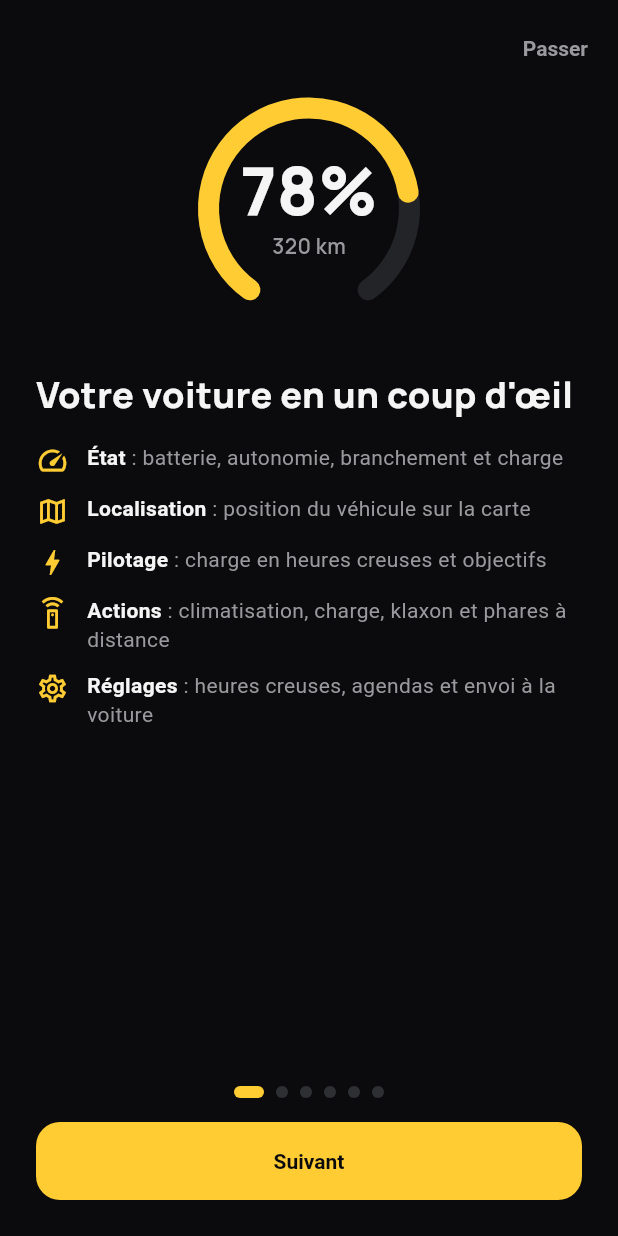
After one commit to UlricGenievre/myauto-pilot, a Flutter app: the screen it shows after launch, after a tap on an icon or button, on a phone screen of 412 x 824 dp. The commit adds this screen. Run offline on Flutter 3.47's test engine with Material 3 defaults, Android fonts, the phone set to English and light mode, and no system bars; our stand-ins replace dio, flutter_local_notifications, flutter_map, flutter_riverpod, flutter_secure_storage, latlong2 and 2 more; missing offline and left inert: android_alarm_manager_plus; network calls fail.

Commit message:
Tutoriel au premier lancement, version 0.2.2
Apres l'avertissement, un tutoriel en 6 pages presente les onglets, les
heures creuses, les objectifs "prete a", le mode securise, et permet de
donner les autorisations Android (notifications, alarmes et rappels).
Affiche seulement aux nouvelles installations (indicateur ecrit a
l'acceptation de l'avertissement), a revoir depuis A propos.

Co-Authored-By: Claude Opus 5.5 <noreply@anthropic.com>

```diff
--- a/lib/app.dart
+++ b/lib/app.dart
@@ -4,6 +4,7 @@ import 'package:flutter_riverpod/flutter_riverpod.dart';
 
 import 'core/theme/app_theme.dart';
 import 'features/about/disclaimer.dart';
+import 'features/about/tutorial_screen.dart';
 import 'features/auth/auth_controller.dart';
 import 'features/auth/login_screen.dart';
 import 'home_screen.dart';
@@ -15,6 +16,7 @@ class MyAutoPilotApp extends ConsumerWidget {
   Widget build(BuildContext context, WidgetRef ref) {
     final authState = ref.watch(authControllerProvider);
     final disclaimerAccepted = ref.watch(disclaimerAcceptedProvider);
+    final tutorialPending = ref.watch(tutorialPendingProvider);
 
     return MaterialApp(
       title: 'MyAuto Pilot',
@@ -34,10 +36,20 @@ class MyAutoPilotApp extends ConsumerWidget {
       // affiche, avec son propre indicateur de chargement sur le bouton.
       home: switch (disclaimerAccepted) {
         AsyncData(value: false) => const DisclaimerScreen(),
-        AsyncData() => switch (authState) {
-            AuthAuthenticated() || AuthDemo() => const HomeScreen(),
-            AuthInitial() => const _SplashScreen(),
-            AuthLoading() || AuthUnauthenticated() => const LoginScreen(),
+        // Tutoriel illisible (erreur de stockage) : on ne bloque pas l'app.
+        AsyncData() => switch (tutorialPending) {
+            AsyncData(value: true) => TutorialScreen(
+                onFinished: () async {
+                  await ref.read(appPrefsProvider).finishTutorial();
+                  ref.invalidate(tutorialPendingProvider);
+                },
+              ),
+            AsyncLoading() => const _SplashScreen(),
+            _ => switch (authState) {
+                AuthAuthenticated() || AuthDemo() => const HomeScreen(),
+                AuthInitial() => const _SplashScreen(),
+                AuthLoading() || AuthUnauthenticated() => const LoginScreen(),
+              },
           },
         _ => const _SplashScreen(),
       },
--- a/lib/core/storage/app_prefs.dart
+++ b/lib/core/storage/app_prefs.dart
@@ -8,8 +8,20 @@ class AppPrefs {
   final FlutterSecureStorage _storage;
 
   static const _disclaimerKey = 'disclaimer_accepted';
+  static const _tutorialKey = 'tutorial_pending';
 
   Future<bool> get disclaimerAccepted async => await _storage.read(key: _disclaimerKey) == 'true';
 
-  Future<void> acceptDisclaimer() => _storage.write(key: _disclaimerKey, value: 'true');
+  /// Accepter l'avertissement programme le tutoriel : seul un nouveau
+  /// premier lancement le voit, pas les installations ou l'avertissement
+  /// etait deja accepte.
+  Future<void> acceptDisclaimer() async {
+    await _storage.write(key: _tutorialKey, value: 'true');
+    await _storage.write(key: _disclaimerKey, value: 'true');
+  }
+
+  /// Tutoriel a afficher (reste vrai si l'app est fermee pendant le tutoriel).
+  Future<bool> get tutorialPending async => await _storage.read(key: _tutorialKey) == 'true';
+
+  Future<void> finishTutorial() => _storage.delete(key: _tutorialKey);
 }
--- a/lib/features/about/disclaimer.dart
+++ b/lib/features/about/disclaimer.dart
@@ -8,6 +8,9 @@ final appPrefsProvider = Provider<AppPrefs>((ref) => AppPrefs());
 
 /// Avertissement accepte (affiche au premier lancement, avant la connexion).
 final disclaimerAcceptedProvider = FutureProvider<bool>((ref) => ref.read(appPrefsProvider).disclaimerAccepted);
+
+/// Tutoriel a afficher apres l'avertissement (premier lancement uniquement).
+final tutorialPendingProvider = FutureProvider<bool>((ref) => ref.read(appPrefsProvider).tutorialPending);
 
 /// Points de l'avertissement, repris dans "A propos".
 const disclaimerPoints = [
@@ -69,6 +72,7 @@ class DisclaimerScreen extends ConsumerWidget {
             FilledButton(
               onPressed: () async {
                 await ref.read(appPrefsProvider).acceptDisclaimer();
+                ref.invalidate(tutorialPendingProvider);
                 ref.invalidate(disclaimerAcceptedProvider);
               },
               child: const Text('J\'ai compris'),
--- /dev/null
+++ b/lib/features/about/tutorial_screen.dart
@@ -0,0 +1,521 @@
+import 'package:flutter/material.dart';
+import 'package:flutter_riverpod/flutter_riverpod.dart';
+
+import '../../background/pilot_runtime.dart';
+import '../../core/theme/app_theme.dart';
+import '../../core/widgets/battery_gauge.dart';
+import '../../core/widgets/dashboard_card.dart';
+import '../../core/widgets/status_pill.dart';
+import '../charge_plan/charge_plan_pickers.dart';
+import '../charge_plan/charge_plan_providers.dart';
+
+/// Tutoriel en quelques pages : affiche apres l'avertissement au premier
+/// lancement (avant la connexion, donc sans donnees du vehicule : les
+/// illustrations reprennent les widgets de l'app avec des valeurs fictives),
+/// et a revoir depuis "A propos".
+class TutorialScreen extends StatefulWidget {
+  const TutorialScreen({super.key, required this.onFinished});
+
+  /// Appele par "Passer" comme par le bouton de la derniere page.
+  final VoidCallback onFinished;
+
+  @override
+  State<TutorialScreen> createState() => _TutorialScreenState();
+}
+
+class _TutorialScreenState extends State<TutorialScreen> {
+  final _controller = PageController();
+  int _page = 0;
+
+  static const _pages = [
+    _TutorialPage(
+      illustration: BatteryGauge(level: 78, rangeKm: 320, size: 150),
+      title: 'Votre voiture en un coup d\'œil',
+      details: _TabList(),
+    ),
+    _TutorialPage(
+      illustration: _OffPeakIllustration(),
+      title: 'Vos vraies heures creuses',
+      body: 'Le système embarqué de la voiture ne retient qu\'une seule plage de charge, identique tous les jours. '
+          'Saisissez vos heures creuses jour par jour : avant chaque plage, MyAuto Pilot envoie à la voiture celle '
+          'qui convient.',
+    ),
+    _TutorialPage(
+      illustration: _TargetIllustration(),
+      title: 'Prête à l\'heure du départ',
+      body: 'Fixez des objectifs « prête à 80 % de charge à 7 h 30 » : agendas récurrents (« Habituel », '
+          '« Vacances »…) ou objectif exceptionnel.\nSi une plage ne suffit pas, elle est élargie juste ce qu\'il '
+          'faut pour atteindre l\'objectif de charge. L\'habitacle peut en outre être préconditionné pour le départ.',
+    ),
+    _TutorialPage(
+      illustration: _SafeModeIllustration(),
+      title: 'Rien n\'est envoyé sans vous',
+      body: 'Le mode sécurisé, activé par défaut, vous propose chaque envoi par notification et ne le fait '
+          'qu\'après votre confirmation.\nVous êtes satisfait des envois et du fonctionnement ? Désactivez le mode '
+          'sécurisé dans l\'onglet Pilotage : tout se fera en arrière-plan, sans confirmation à donner, et vous '
+          'serez simplement informé du résultat des envois.',
+    ),
+    _TutorialPage(
+      illustration: _PermissionsIllustration(),
+      title: 'Deux autorisations',
+      body: 'Elles permettent au pilotage de fonctionner même application fermée. Vous pourrez aussi les donner '
+          'plus tard, en activant le pilotage automatique.',
+    ),
+    _TutorialPage(
+      illustration: _StepsIllustration(),
+      title: 'Pour commencer',
+      body: 'Pas encore prêt ? Le mode démonstration, sur l\'écran de connexion, fait tout découvrir avec un '
+          'véhicule fictif, sans rien envoyer.',
+    ),
+  ];
+
+  bool get _isLast => _page == _pages.length - 1;
+
+  @override
+  void dispose() {
+    _controller.dispose();
+    super.dispose();
+  }
+
+  @override
+  Widget build(BuildContext context) {
+    return Scaffold(
+      body: SafeArea(
+        child: Column(
+          children: [
+            Align(
+              alignment: Alignment.centerRight,
+              child: Padding(
+                padding: const EdgeInsets.fromLTRB(8, 8, 8, 0),
+                child: Visibility(
+                  visible: !_isLast,
+                  maintainSize: true,
+                  maintainAnimation: true,
+                  maintainState: true,
+                  child: TextButton(onPressed: widget.onFinished, child: const Text('Passer')),
+                ),
+              ),
+            ),
+            Expanded(
+              child: PageView(
+                controller: _controller,
+                onPageChanged: (page) => setState(() => _page = page),
+                children: _pages,
+              ),
+            ),
+            _PageDots(count: _pages.length, current: _page),
+            Padding(
+              padding: const EdgeInsets.fromLTRB(24, 16, 24, 24),
+              child: SizedBox(
+                width: double.infinity,
+                child: FilledButton(
+                  onPressed: _isLast
+                      ? widget.onFinished
+                      : () => _controller.nextPage(duration: const Duration(milliseconds: 300), curve: Curves.easeOut),
+                  child: Text(_isLast ? 'Commencer' : 'Suivant'),
+                ),
+              ),
+            ),
+          ],
+        ),
+      ),
+    );
+  }
+}
+
+class _TutorialPage extends StatelessWidget {
+  const _TutorialPage({required this.illustration, required this.title, this.body, this.details});
+
+  final Widget illustration;
+  final String title;
+  final String? body;
+
+  /// Contenu sous le titre a la place (ou a la suite) du texte.
+  final Widget? details;
+
+  @override
+  Widget build(BuildContext context) {
+    return SingleChildScrollView(
+      padding: const EdgeInsets.fromLTRB(24, 8, 24, 16),
+      child: Column(
+        crossAxisAlignment: CrossAxisAlignment.start,
+        children: [
+          SizedBox(width: double.infinity, child: illustration),
+          const SizedBox(height: 32),
+          Text(title, style: const TextStyle(fontSize: 24, fontWeight: FontWeight.w800)),
+          if (body != null) ...[
+            const SizedBox(height: 12),
+            Text(body!, style: const TextStyle(color: AppColors.textSecondary, height: 1.4)),
+          ],
+          if (details != null) ...[
+            const SizedBox(height: 16),
+            details!,
+          ],
+        ],
+      ),
+    );
+  }
+}
+
+class _PageDots extends StatelessWidget {
+  const _PageDots({required this.count, required this.current});
+
+  final int count;
+  final int current;
+
+  @override
+  Widget build(BuildContext context) {
+    return Row(
+      mainAxisAlignment: MainAxisAlignment.center,
+      children: [
+        for (var i = 0; i < count; i++)
+          AnimatedContainer(
+            duration: const Duration(milliseconds: 200),
+            margin: const EdgeInsets.symmetric(horizontal: 4),
+            width: i == current ? 20 : 8,
+            height: 8,
+            decoration: BoxDecoration(
+              color: i == current ? AppColors.accent : AppColors.border,
+              borderRadius: BorderRadius.circular(4),
+            ),
+          ),
+      ],
+    );
+  }
+}
+
+// --- Illustrations (valeurs fictives) ----------------------------------------
+
+/// Contenu des onglets, avec les icones de la barre de navigation (et la
+/// roue dentee des reglages) en guise de puces.
+class _TabList extends StatelessWidget {
+  const _TabList();
+
+  static const _tabs = [
+    (Icons.speed_outlined, 'État', 'batterie, autonomie, branchement et charge'),
+    (Icons.map_outlined, 'Localisation', 'position du véhicule sur la carte'),
+    (Icons.bolt_outlined, 'Pilotage', 'charge en heures creuses et objectifs'),
+    (Icons.settings_remote_outlined, 'Actions', 'climatisation, charge, klaxon et phares à distance'),
+    (Icons.settings_outlined, 'Réglages', 'heures creuses, agendas et envoi à la voiture'),
+  ];
+
+  @override
+  Widget build(BuildContext context) {
+    return Column(
+      children: [
+        for (final (icon, name, content) in _tabs)
+          Padding(
+            padding: const EdgeInsets.only(bottom: 12),
+            child: Row(
+              crossAxisAlignment: CrossAxisAlignment.start,
+              children: [
+                Icon(icon, size: 22, color: AppColors.accent),
+                const SizedBox(width: 12),
+                Expanded(
+                  child: Text.rich(
+                    TextSpan(
+                      children: [
+                        TextSpan(text: name, style: const TextStyle(fontWeight: FontWeight.w700)),
+                        TextSpan(text: ' : $content', style: const TextStyle(color: AppColors.textSecondary)),
+                      ],
+                    ),
+                    style: const TextStyle(height: 1.35),
+                  ),
+                ),
+              ],
+            ),
+          ),
+      ],
+    );
+  }
+}
+
+/// Contrat heures creuses courant : deux plages en semaine, week-end
+/// entierement en heures creuses.
+class _OffPeakIllustration extends StatelessWidget {
+  const _OffPeakIllustration();
+
+  static const _days = [
+    ('Lundi à vendredi', '2 h – 7 h et 13 h – 16 h', [(2, 7), (13, 16)]),
+    ('Samedi et dimanche', 'toute la journée', [(0, 24)]),
+  ];
+
+  @override
+  Widget build(BuildContext context) {
+    return DashboardCard(
+      title: 'Heures creuses',
+      icon: Icons.schedule_rounded,
+      child: Column(
+        crossAxisAlignment: CrossAxisAlignment.start,
+        children: [
+          for (final (days, hours, ranges) in _days)
+            Padding(
+              padding: const EdgeInsets.only(bottom: 16),
+              child: Column(
+                crossAxisAlignment: CrossAxisAlignment.start,
+                children: [
+                  Row(
+                    children: [
+                      Text(days, style: const TextStyle(fontWeight: FontWeight.w700)),
+                      const Spacer(),
+                      Text(hours, style: hintStyle),
+                    ],
+                  ),
+                  const SizedBox(height: 8),
+                  _DayBar(ranges: ranges),
+                ],
+              ),
+            ),
+          const Row(
+            children: [
+              Text('0 h', style: hintStyle),
+              Spacer(),
+              Text('12 h', style: hintStyle),
+              Spacer(),
+              Text('24 h', style: hintStyle),
+            ],
+          ),
+        ],
+      ),
+    );
+  }
+}
+
+class _DayBar extends StatelessWidget {
+  const _DayBar({required this.ranges});
+
+  /// Plages (heure de debut, heure de fin), triees et disjointes.
+  final List<(int, int)> ranges;
+
+  @override
+  Widget build(BuildContext context) {
+    final segments = <Widget>[];
+    var hour = 0;
+    for (final (start, end) in ranges) {
+      if (start > hour) segments.add(Expanded(flex: start - hour, child: const SizedBox()));
+      segments.add(Expanded(flex: end - start, child: Container(color: AppColors.accent)));
+      hour = end;
+    }
+    if (hour < 24) segments.add(Expanded(flex: 24 - hour, child: const SizedBox()));
+    return ClipRRect(
+      borderRadius: BorderRadius.circular(6),
+      child: Container(height: 14, color: AppColors.surfaceHigh, child: Row(children: segments)),
+    );
+  }
+}
+
+class _TargetIllustration extends StatelessWidget {
+  const _TargetIllustration();
+
+  @override
+  Widget build(BuildContext context) {
+    return const DashboardCard(
+      title: 'Agenda « Habituel »',
+      icon: Icons.flag_outlined,
+      child: Row(
+        crossAxisAlignment: CrossAxisAlignment.end,
+        children: [
+          Text('80 %', style: TextStyle(fontSize: 40, fontWeight: FontWeight.w800, height: 1)),
+          SizedBox(width: 12),
+          Expanded(
+            child: Column(
+              crossAxisAlignment: CrossAxisAlignment.start,
+              children: [
+                StatusPill(isActive: true, activeLabel: 'Habitacle climatisé'),
+                SizedBox(height: 6),
+                Text('Lundi, prête à 7:30', style: TextStyle(fontWeight: FontWeight.w700)),
+              ],
+            ),
+          ),
+        ],
+      ),
+    );
+  }
+}
+
+/// Notification de confirmation telle que le mode securise l'affiche.
+class _SafeModeIllustration extends StatelessWidget {
+  const _SafeModeIllustration();
+
+  @override
+  Widget build(BuildContext context) {
+    return Container(
+      padding: const EdgeInsets.all(16),
+      decoration: BoxDecoration(
+        color: AppColors.surfaceHigh,
+        borderRadius: BorderRadius.circular(20),
+        border: Border.all(color: AppColors.border),
+      ),
+      child: const Column(
+        crossAxisAlignment: CrossAxisAlignment.start,
+        children: [
+          Row(
+            children: [
+              Icon(Icons.bolt_rounded, size: 18, color: AppColors.accent),
+              SizedBox(width: 6),
+              Text('MyAuto Pilot', style: hintStyle),
+            ],
+          ),
+          SizedBox(height: 8),
+          Text('Plage à confirmer', style: TextStyle(fontWeight: FontWeight.w700)),
+          SizedBox(height: 2),
+          Text('Envoyer la plage 22:00 – 6:00 à la voiture ?', style: TextStyle(color: AppColors.textSecondary)),
+          SizedBox(height: 12),
+          Row(
+            children: [
+              Text('ENVOYER', style: TextStyle(color: AppColors.accent, fontWeight: FontWeight.w700)),
+              SizedBox(width: 24),
+              Text('IGNORER', style: TextStyle(color: AppColors.textSecondary, fontWeight: FontWeight.w700)),
+            ],
+          ),
+        ],
+      ),
+    );
+  }
+}
+
+/// Autorisations Android du pilotage, a donner depuis le tutoriel. Etat
+/// reverifie au retour dans l'app (reglage Android ouvert entre-temps).
+class _PermissionsIllustration extends ConsumerStatefulWidget {
+  const _PermissionsIllustration();
+
+  @override
+  ConsumerState<_PermissionsIllustration> createState() => _PermissionsIllustrationState();
+}
+
+class _PermissionsIllustrationState extends ConsumerState<_PermissionsIllustration> {
+  late final AppLifecycleListener _lifecycle;
+
+  @override
+  void initState() {
+    super.initState();
+    _lifecycle = AppLifecycleListener(onResume: _recheck);
+  }
+
+  @override
+  void dispose() {
+    _lifecycle.dispose();
+    super.dispose();
+  }
+
+  void _recheck() {
+    ref.invalidate(notificationsAllowedProvider);
+    ref.invalidate(exactAlarmsAllowedProvider);
+  }
+
+  @override
+  Widget build(BuildContext context) {
+    if (!pilotSupported) {
+      return const DashboardCard(
+        child: Text('Autorisations à donner sur le téléphone Android.', style: hintStyle),
+      );
+    }
+    return DashboardCard(
+      child: Column(
+        children: [
+          _PermissionRow(
+            icon: Icons.notifications_outlined,
+            title: 'Notifications',
+            description: 'Pour vous proposer chaque envoi et vous en donner le résultat.',
+            allowed: ref.watch(notificationsAllowedProvider).valueOrNull,
+            onRequest: () async {
+              await requestNotifications();
+              _recheck();
+            },
+          ),
+          const Divider(height: 24),
+          _PermissionRow(
+            icon: Icons.alarm_rounded,
+            title: 'Alarmes et rappels',
+            description: 'Pour envoyer chaque plage à l\'heure prévue, même téléphone en veille.',
+            allowed: ref.watch(exactAlarmsAllowedProvider).valueOrNull,
+            onRequest: () async {
+              await requestExactAlarms();
+              _recheck();
+            },
+          ),
+        ],
+      ),
+    );
+  }
+}
+
+class _PermissionRow extends StatelessWidget {
+  const _PermissionRow({
+    required this.icon,
+    required this.title,
+    required this.description,
+    required this.allowed,
+    required this.onRequest,
+  });
+
+  final IconData icon;
+  final String title;
+  final String description;
+
+  /// null tant que l'etat n'est pas connu.
+  final bool? allowed;
+  final VoidCallback onRequest;
+
+  @override
+  Widget build(BuildContext context) {
+    return Row(
+      children: [
+        Icon(icon, color: AppColors.textSecondary),
+        const SizedBox(width: 12),
+        Expanded(
+          child: Column(
+            crossAxisAlignment: CrossAxisAlignment.start,
+            children: [
+              Text(title, style: const TextStyle(fontWeight: FontWeight.w700)),
+              const SizedBox(height: 2),
+              Text(description, style: hintStyle),
+            ],
+          ),
+        ),
+        const SizedBox(width: 8),
+        switch (allowed) {
+          true => const StatusPill(isActive: true, activeLabel: 'Autorisé'),
+          false => TextButton(onPressed: onRequest, child: const Text('Autoriser')),
+          null => const SizedBox(width: 24, height: 24, child: CircularProgressIndicator(strokeWidth: 2)),
+        },
+      ],
+    );
+  }
+}
+
+class _StepsIllustration extends StatelessWidget {
+  const _StepsIllustration();
+
+  static const _steps = [
+    'Choisissez votre pays, puis connectez-vous avec votre compte MyRenault.',
+    'Renseignez vos heures creuses dans Réglages (roue dentée).',
+    'Activez le pilotage automatique dans l\'onglet Pilotage.',
+  ];
+
+  @override
+  Widget build(BuildContext context) {
+    return DashboardCard(
+      child: Column(
+        children: [
+          for (final (index, step) in _steps.indexed)
+            Padding(
+              padding: EdgeInsets.only(bottom: index < _steps.length - 1 ? 16 : 0),
+              child: Row(
+                children: [
+                  CircleAvatar(
+                    radius: 14,
+                    backgroundColor: AppColors.accent,
+                    foregroundColor: AppColors.onAccent,
+                    child: Text('${index + 1}', style: const TextStyle(fontWeight: FontWeight.w800)),
+                  ),
+                  const SizedBox(width: 12),
+                  Expanded(child: Text(step, style: const TextStyle(height: 1.35))),
+                ],
+              ),
+            ),
+        ],
+      ),
+    );
+  }
+}
--- a/pubspec.yaml
+++ b/pubspec.yaml
@@ -16,7 +16,7 @@ publish_to: 'none' # Remove this line if you wish to publish to pub.dev
 # https://developer.apple.com/library/archive/documentation/General/Reference/InfoPlistKeyReference/Articles/CoreFoundationKeys.html
 # In Windows, build-name is used as the major, minor, and patch parts
 # of the product and file versions while build-number is used as the build suffix.
-version: 0.2.1+5
+version: 0.2.2+6
 
 environment:
   sdk: ^3.12.0
```
Also changed, not shown: lib/features/about/about_card.dart (+8 -0 lines), 3 other files.
